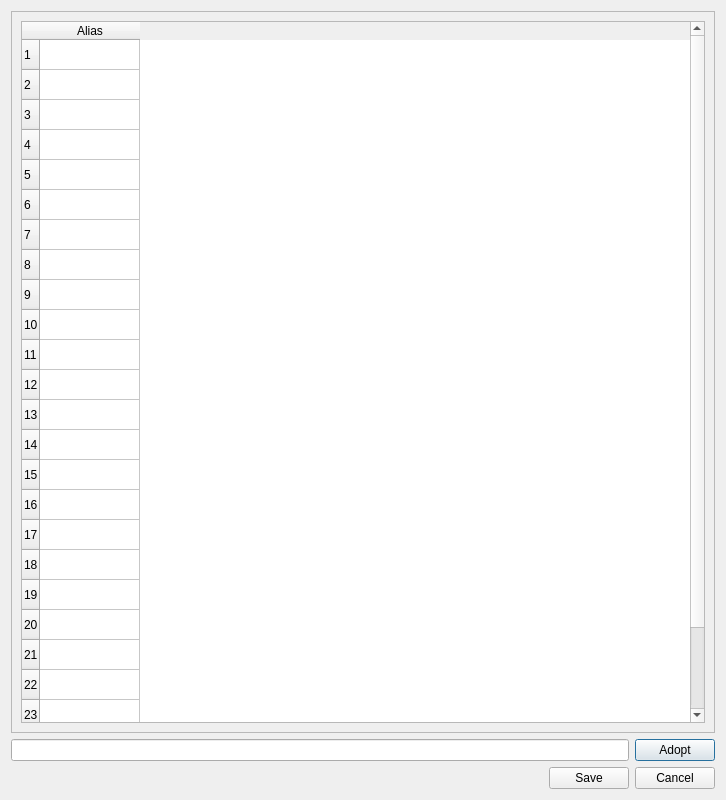
hwmay/pordb3, file pordb_pseudo.ui: the form before one commit.
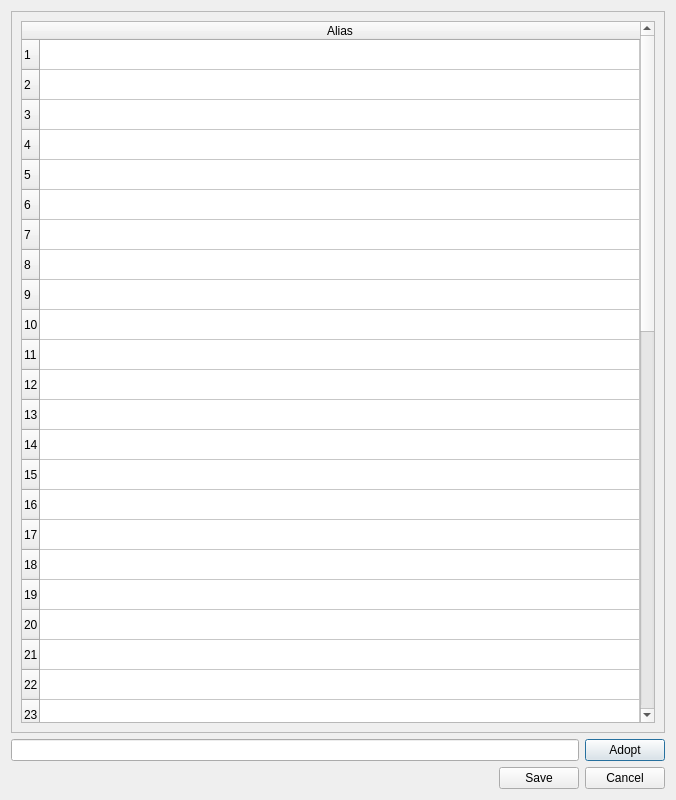
The form after the commit. Icons and pictures are not drawn.

Commit message: Size of pseudo table increased

The edit to the form file:
```diff
--- a/pordb_pseudo.ui
+++ b/pordb_pseudo.ui
@@ -6,7 +6,7 @@
    <rect>
     <x>0</x>
     <y>0</y>
-    <width>726</width>
+    <width>676</width>
     <height>800</height>
    </rect>
   </property>
@@ -41,8 +41,39 @@
            <bool>true</bool>
           </property>
           <property name="rowCount">
-           <number>25</number>
+           <number>50</number>
           </property>
+          <attribute name="horizontalHeaderDefaultSectionSize">
+           <number>600</number>
+          </attribute>
+          <attribute name="horizontalHeaderMinimumSectionSize">
+           <number>600</number>
+          </attribute>
+          <row/>
+          <row/>
+          <row/>
+          <row/>
+          <row/>
+          <row/>
+          <row/>
+          <row/>
+          <row/>
+          <row/>
+          <row/>
+          <row/>
+          <row/>
+          <row/>
+          <row/>
+          <row/>
+          <row/>
+          <row/>
+          <row/>
+          <row/>
+          <row/>
+          <row/>
+          <row/>
+          <row/>
+          <row/>
           <row/>
           <row/>
           <row/>
```
The commit also changes 1 other file.
